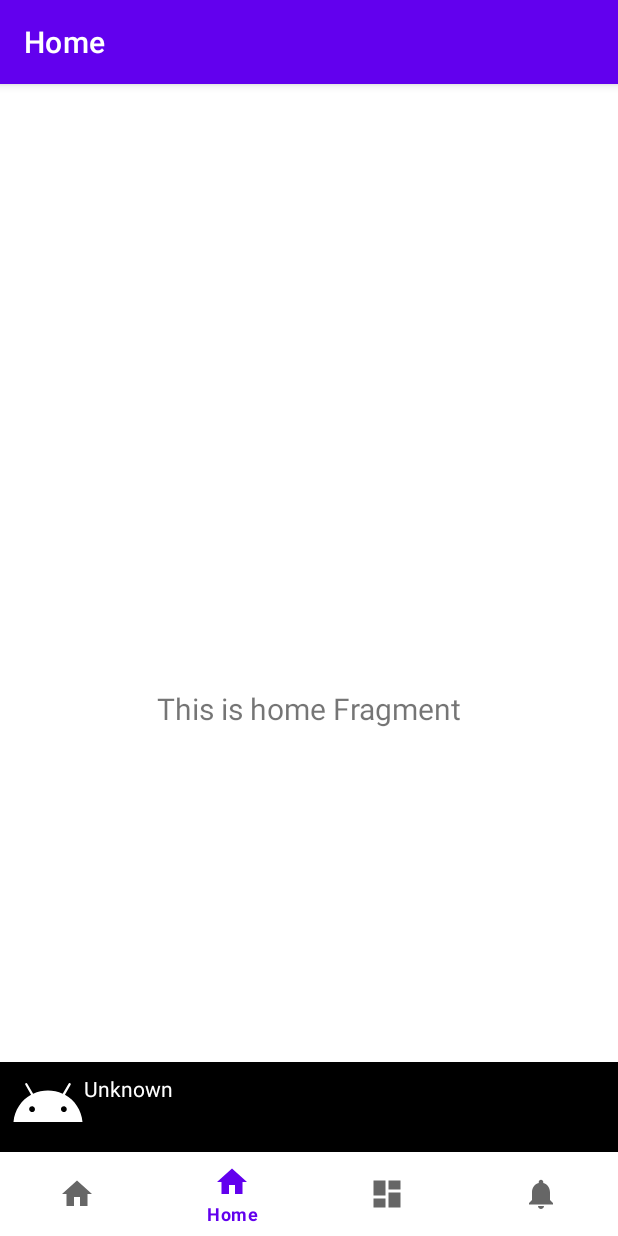
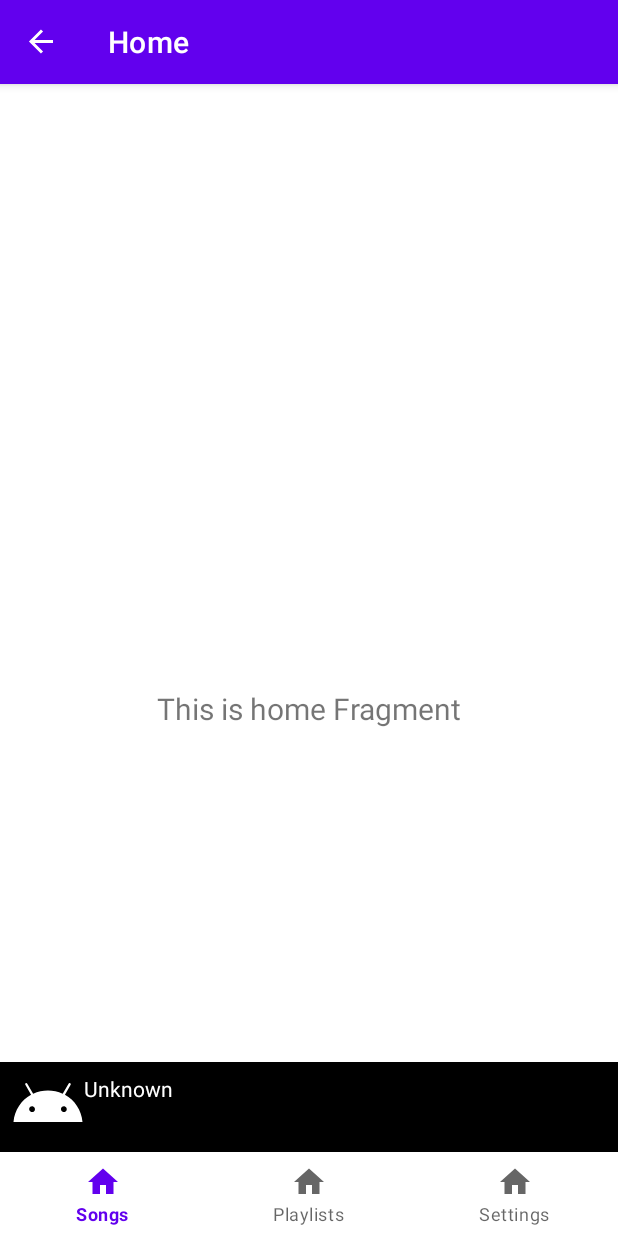
Before and after one commit to GORK3411/Mazika, an Android app: the screen it shows after launch (MainActivity), on a phone screen of 412 x 824 dp. Run offline under Robolectric (Android 15) with nearby library versions, the phone set to English and light mode, and no system bars; our stand-ins replace Room's generated code, navigation-ui.

Commit message:
intialised empty fragment for each of the bottom bar buttons

```diff
--- a/app/src/main/java/com/example/mazika/MainActivity.kt
+++ b/app/src/main/java/com/example/mazika/MainActivity.kt
@@ -62,7 +62,8 @@ class MainActivity : AppCompatActivity() {
         // menu should be considered as top level destinations.
         val appBarConfiguration = AppBarConfiguration(
             setOf(
-                R.id.navigation_list,R.id.navigation_home, R.id.navigation_dashboard, R.id.navigation_notifications
+                R.id.navigation_list,R.id.navigation_playlists,R.id.navigation_settings
+                //,R.id.navigation_home, R.id.navigation_dashboard, R.id.navigation_notifications
             )
         )
 
@@ -95,7 +96,7 @@ class MainActivity : AppCompatActivity() {
             ).show()
         }
 
-        playlistViewModel.addPlaylist("Playlist2")
+        //playlistViewModel.addPlaylist("Playlist2")
 
 
     }
--- /dev/null
+++ b/app/src/main/java/com/example/mazika/ui/playlists/PlaylistFragment.kt
@@ -0,0 +1,6 @@
+package com.example.mazika.ui.playlists
+
+import androidx.fragment.app.Fragment
+
+class PlaylistFragment:Fragment() {
+}
--- /dev/null
+++ b/app/src/main/java/com/example/mazika/ui/settings/SettingsFragment.kt
@@ -0,0 +1,6 @@
+package com.example.mazika.ui.settings
+
+import androidx.fragment.app.Fragment
+
+class SettingsFragment: Fragment() {
+}
--- a/app/src/main/res/menu/bottom_nav_menu.xml
+++ b/app/src/main/res/menu/bottom_nav_menu.xml
@@ -5,6 +5,17 @@
         android:id="@+id/navigation_list"
         android:icon="@drawable/ic_home_black_24dp"
         android:title="@string/title_songs" />
+    <item
+        android:id="@+id/navigation_playlists"
+        android:icon="@drawable/ic_home_black_24dp"
+        android:title="@string/title_playlist" />
+    <item
+        android:id="@+id/navigation_settings"
+        android:icon="@drawable/ic_home_black_24dp"
+        android:title="@string/title_settings" />
+
+    <!--
+
     <item
         android:id="@+id/navigation_home"
         android:icon="@drawable/ic_home_black_24dp"
@@ -19,5 +30,5 @@
         android:id="@+id/navigation_notifications"
         android:icon="@drawable/ic_notifications_black_24dp"
         android:title="@string/title_notifications" />
-
+    -->
 </menu>
--- a/app/src/main/res/navigation/mobile_navigation.xml
+++ b/app/src/main/res/navigation/mobile_navigation.xml
@@ -28,6 +28,16 @@
         android:name="com.example.mazika.ui.notifications.NotificationsFragment"
         android:label="@string/title_notifications"
         tools:layout="@layout/fragment_notifications" />
+    <fragment
+        android:id="@+id/navigation_settings"
+        android:name="com.example.mazika.ui.settings.SettingsFragment"
+        android:label="@string/title_settings"
+        tools:layout="@layout/fragment_settings" />
+    <fragment
+        android:id="@+id/navigation_playlists"
+        android:name="com.example.mazika.ui.playlists.PlaylistFragment"
+        android:label="@string/title_playlist"
+        tools:layout="@layout/fragment_playlist" />
 
 
 
--- a/app/src/main/res/values/strings.xml
+++ b/app/src/main/res/values/strings.xml
@@ -5,4 +5,6 @@
     <string name="title_notifications">Notifications</string>
     <string name="title_songs">Songs</string>
     <string name="play_pause">Play</string>
+    <string name="title_playlist">Playlists</string>
+    <string name="title_settings">Settings</string>
 </resources>
```
Also changed, not shown: app/src/main/res/layout/fragment_playlist.xml (added, +8 -0 lines), app/src/main/res/layout/fragment_settings.xml (added, +8 -0 lines).
